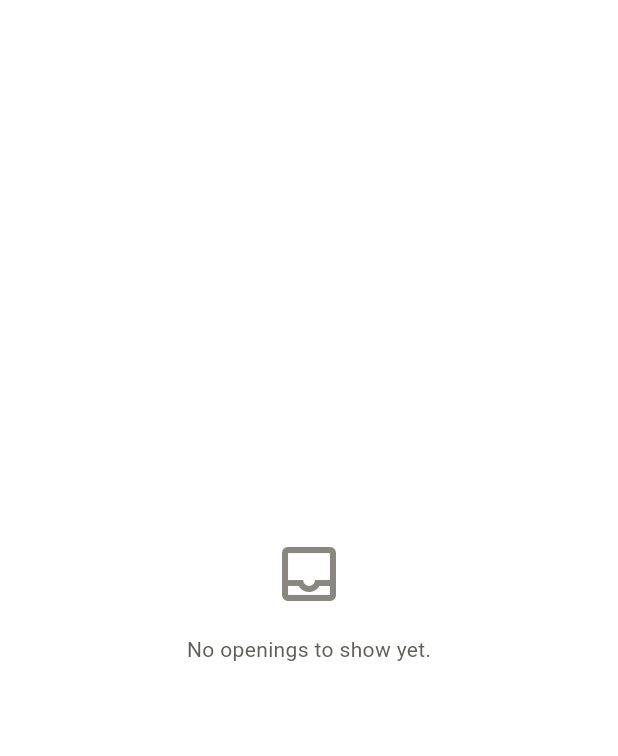
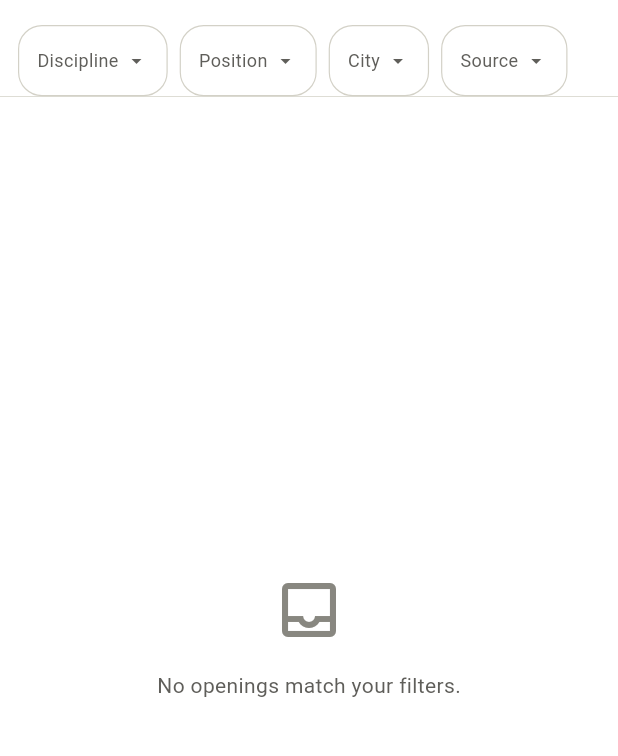
Before and after one commit to pravin-krishna-10/faculty-hub, a Flutter app: the screen it shows once a user with an empty profile is signed in, on a phone screen of 412 x 824 dp, the part 59-815 px from its top. Run offline on Flutter 3.47's test engine with Material 3 defaults, Android fonts, the phone set to English and light mode, and no system bars; our stand-ins replace cloud_firestore, firebase_auth, firebase_core; accounts and stored records are empty; generated files the repository leaves out were written again.

Commit message:
Add filter chips for discipline, position type, city, source

```diff
--- /dev/null
+++ b/lib/models/posting_filters.dart
@@ -0,0 +1,44 @@
+/// Holds the currently active filters for the home feed.
+/// All fields are nullable — null means "no filter applied for this field".
+class PostingFilters {
+  final String? discipline;
+  final String? positionType;
+  final String? city;
+  final String? source;
+
+  const PostingFilters({
+    this.discipline,
+    this.positionType,
+    this.city,
+    this.source,
+  });
+
+  /// Returns true if any filter is active.
+  bool get isAnyActive =>
+      discipline != null ||
+      positionType != null ||
+      city != null ||
+      source != null;
+
+  /// Returns a copy with one or more fields changed.
+  /// Pass `clearX: true` to explicitly clear a field.
+  PostingFilters copyWith({
+    String? discipline,
+    String? positionType,
+    String? city,
+    String? source,
+    bool clearDiscipline = false,
+    bool clearPositionType = false,
+    bool clearCity = false,
+    bool clearSource = false,
+  }) {
+    return PostingFilters(
+      discipline: clearDiscipline ? null : (discipline ?? this.discipline),
+      positionType: clearPositionType
+          ? null
+          : (positionType ?? this.positionType),
+      city: clearCity ? null : (city ?? this.city),
+      source: clearSource ? null : (source ?? this.source),
+    );
+  }
+}
--- a/lib/screens/home_screen.dart
+++ b/lib/screens/home_screen.dart
@@ -6,10 +6,18 @@ import '../utils/theme.dart';
 import '../widgets/posting_card.dart';
 import 'login_screen.dart';
 import 'posting_detail_screen.dart';
+import '../models/posting_filters.dart';
+import '../widgets/filter_bar.dart';
 
-class HomeScreen extends StatelessWidget {
+class HomeScreen extends StatefulWidget {
   const HomeScreen({super.key});
 
+  @override
+  State<HomeScreen> createState() => _HomeScreenState();
+}
+
+class _HomeScreenState extends State<HomeScreen> {
+  PostingFilters _filters = const PostingFilters();
   @override
   Widget build(BuildContext context) {
     final authService = AuthService();
@@ -43,8 +51,17 @@ class HomeScreen extends StatelessWidget {
           ),
         ],
       ),
-      body: StreamBuilder<List<Posting>>(
-        stream: postingsService.watchActivePostings(),
+      body: Column(
+        children: [
+          FilterBar(
+            filters: _filters,
+            onFiltersChanged: (newFilters) {
+              setState(() => _filters = newFilters);
+            },
+          ),
+          Expanded(
+            child: StreamBuilder<List<Posting>>(
+              stream: postingsService.watchActivePostings(filters: _filters),
               builder: (context, snapshot) {
                 // Loading state
                 if (snapshot.connectionState == ConnectionState.waiting) {
@@ -96,7 +113,7 @@ class HomeScreen extends StatelessWidget {
                           ),
                           SizedBox(height: 16),
                           Text(
-                      'No openings to show yet.',
+                            'No openings match your filters.',
                             style: TextStyle(
                               fontSize: 14,
                               color: AppColors.textSecondary,
@@ -108,7 +125,7 @@ class HomeScreen extends StatelessWidget {
                   );
                 }
 
-          // Loaded state — show the list of cards
+                // Loaded state
                 return ListView.builder(
                   itemCount: postings.length,
                   itemBuilder: (context, index) {
@@ -127,6 +144,9 @@ class HomeScreen extends StatelessWidget {
                 );
               },
             ),
+          ),
+        ],
+      ),
     );
   }
 }
--- a/lib/services/postings_service.dart
+++ b/lib/services/postings_service.dart
@@ -1,5 +1,9 @@
 import 'package:cloud_firestore/cloud_firestore.dart';
 import '../models/posting.dart';
+import '../models/posting_filters.dart';
+
+/// Holds the currently active filters for the home feed.
+/// All fields are nullable — null means "no filter applied for this field".
 
 /// Wraps Firestore reads for the postings collection.
 ///
@@ -16,16 +20,27 @@ class PostingsService {
   /// Returns a Stream so the UI can listen for real-time updates — when a
   /// new posting is added to Firestore, the stream emits a new list and
   /// the UI rebuilds automatically.
-  Stream<List<Posting>> watchActivePostings() {
-    return _postings
-        .where('status', isEqualTo: 'active')
-        .orderBy('created_at', descending: true)
-        .snapshots()
-        .map((snapshot) {
-          return snapshot.docs
-              .map((doc) => Posting.fromFirestore(doc))
-              .toList();
-        });
+  Stream<List<Posting>> watchActivePostings({PostingFilters? filters}) {
+    Query query = _postings.where('status', isEqualTo: 'active');
+
+    if (filters?.discipline != null) {
+      query = query.where('discipline', isEqualTo: filters!.discipline);
+    }
+    if (filters?.positionType != null) {
+      query = query.where('position_type', isEqualTo: filters!.positionType);
+    }
+    if (filters?.city != null) {
+      query = query.where('city', isEqualTo: filters!.city);
+    }
+    if (filters?.source != null) {
+      query = query.where('source', isEqualTo: filters!.source);
+    }
+
+    query = query.orderBy('created_at', descending: true);
+
+    return query.snapshots().map((snapshot) {
+      return snapshot.docs.map((doc) => Posting.fromFirestore(doc)).toList();
+    });
   }
 
   /// Fetch a single posting by its document ID. Returns null if not found.
--- /dev/null
+++ b/lib/widgets/filter_bar.dart
@@ -0,0 +1,292 @@
+import 'package:flutter/material.dart';
+import '../models/posting_filters.dart';
+import '../utils/disciplines.dart';
+import '../utils/posting_constants.dart';
+import '../utils/theme.dart';
+
+class FilterBar extends StatelessWidget {
+  final PostingFilters filters;
+  final ValueChanged<PostingFilters> onFiltersChanged;
+
+  const FilterBar({
+    super.key,
+    required this.filters,
+    required this.onFiltersChanged,
+  });
+
+  @override
+  Widget build(BuildContext context) {
+    return Container(
+      height: 48,
+      padding: const EdgeInsets.symmetric(horizontal: 12),
+      decoration: const BoxDecoration(
+        border: Border(bottom: BorderSide(color: AppColors.border, width: 0.5)),
+      ),
+      child: ListView(
+        scrollDirection: Axis.horizontal,
+        children: [
+          _buildChip(
+            label: filters.discipline ?? 'Discipline',
+            isActive: filters.discipline != null,
+            onTap: () => _openDisciplinePicker(context),
+            onClear: () =>
+                onFiltersChanged(filters.copyWith(clearDiscipline: true)),
+          ),
+          _buildChip(
+            label: filters.positionType != null
+                ? PositionType.displayLabel(filters.positionType!)
+                : 'Position',
+            isActive: filters.positionType != null,
+            onTap: () => _openPositionTypePicker(context),
+            onClear: () =>
+                onFiltersChanged(filters.copyWith(clearPositionType: true)),
+          ),
+          _buildChip(
+            label: filters.city ?? 'City',
+            isActive: filters.city != null,
+            onTap: () => _openCityPicker(context),
+            onClear: () => onFiltersChanged(filters.copyWith(clearCity: true)),
+          ),
+          _buildChip(
+            label: filters.source != null
+                ? (filters.source == 'official' ? 'Official' : 'Heard')
+                : 'Source',
+            isActive: filters.source != null,
+            onTap: () => _openSourcePicker(context),
+            onClear: () =>
+                onFiltersChanged(filters.copyWith(clearSource: true)),
+          ),
+        ],
+      ),
+    );
+  }
+
+  Widget _buildChip({
+    required String label,
+    required bool isActive,
+    required VoidCallback onTap,
+    VoidCallback? onClear,
+  }) {
+    return Padding(
+      padding: const EdgeInsets.only(right: 8),
+      child: InkWell(
+        onTap: onTap,
+        borderRadius: BorderRadius.circular(16),
+        child: Container(
+          padding: const EdgeInsets.symmetric(horizontal: 12, vertical: 6),
+          decoration: BoxDecoration(
+            color: isActive ? AppColors.primaryLight : Colors.transparent,
+            border: Border.all(
+              color: isActive ? AppColors.primary : AppColors.border,
+              width: 0.8,
+            ),
+            borderRadius: BorderRadius.circular(16),
+          ),
+          child: Row(
+            mainAxisSize: MainAxisSize.min,
+            children: [
+              Text(
+                label,
+                style: TextStyle(
+                  fontSize: 12,
+                  fontWeight: isActive ? FontWeight.w500 : FontWeight.normal,
+                  color: isActive ? AppColors.primary : AppColors.textSecondary,
+                ),
+              ),
+              if (isActive && onClear != null) ...[
+                const SizedBox(width: 6),
+                GestureDetector(
+                  onTap: onClear,
+                  child: Icon(Icons.close, size: 14, color: AppColors.primary),
+                ),
+              ] else ...[
+                const SizedBox(width: 4),
+                Icon(
+                  Icons.arrow_drop_down,
+                  size: 16,
+                  color: AppColors.textSecondary,
+                ),
+              ],
+            ],
+          ),
+        ),
+      ),
+    );
+  }
+
+  void _openDisciplinePicker(BuildContext context) {
+    _showPicker(
+      context: context,
+      title: 'Select discipline',
+      options: Disciplines.all,
+      currentValue: filters.discipline,
+      onSelect: (value) {
+        onFiltersChanged(filters.copyWith(discipline: value));
+      },
+    );
+  }
+
+  void _openPositionTypePicker(BuildContext context) {
+    // Build a list of display labels, keep the key->label map for lookup
+    final entries = PositionType.values.entries.toList();
+    _showPicker(
+      context: context,
+      title: 'Select position type',
+      options: entries.map((e) => e.value).toList(),
+      currentValue: filters.positionType != null
+          ? PositionType.displayLabel(filters.positionType!)
+          : null,
+      onSelect: (selectedLabel) {
+        // Map back from label to key
+        final key = entries.firstWhere((e) => e.value == selectedLabel).key;
+        onFiltersChanged(filters.copyWith(positionType: key));
+      },
+    );
+  }
+
+  void _openCityPicker(BuildContext context) {
+    // For v0, hardcode common Indian cities. Later, derive from postings or institutes.
+    const cities = [
+      'Delhi',
+      'Mumbai',
+      'Bangalore',
+      'Hyderabad',
+      'Chennai',
+      'Kolkata',
+      'Pune',
+      'Ahmedabad',
+      'Greater Noida',
+      'Gurgaon',
+      'Kanpur',
+      'Roorkee',
+      'Guwahati',
+      'Bhubaneswar',
+      'Jaipur',
+      'Indore',
+      'Chandigarh',
+    ];
+    _showPicker(
+      context: context,
+      title: 'Select city',
+      options: cities,
+      currentValue: filters.city,
+      onSelect: (value) {
+        onFiltersChanged(filters.copyWith(city: value));
+      },
+    );
+  }
+
+  void _openSourcePicker(BuildContext context) {
+    _showPicker(
+      context: context,
+      title: 'Select source',
+      options: const ['Official', 'Heard'],
+      currentValue: filters.source != null
+          ? (filters.source == 'official' ? 'Official' : 'Heard')
+          : null,
+      onSelect: (selectedLabel) {
+        final key = selectedLabel == 'Official' ? 'official' : 'heard';
+        onFiltersChanged(filters.copyWith(source: key));
+      },
+    );
+  }
+
+  void _showPicker({
+    required BuildContext context,
+    required String title,
+    required List<String> options,
+    required String? currentValue,
+    required ValueChanged<String> onSelect,
+  }) {
+    showModalBottomSheet(
+      context: context,
+      backgroundColor: AppColors.background,
+      shape: const RoundedRectangleBorder(
+        borderRadius: BorderRadius.vertical(top: Radius.circular(12)),
+      ),
+      builder: (sheetContext) {
+        return SafeArea(
+          child: Column(
+            mainAxisSize: MainAxisSize.min,
+            children: [
+              const SizedBox(height: 12),
+              Container(
+                width: 40,
+                height: 4,
+                decoration: BoxDecoration(
+                  color: AppColors.border,
+                  borderRadius: BorderRadius.circular(2),
+                ),
+              ),
+              const SizedBox(height: 16),
+              Padding(
+                padding: const EdgeInsets.symmetric(horizontal: 16),
+                child: Row(
+                  children: [
+                    Text(
+                      title,
+                      style: const TextStyle(
+                        fontSize: 14,
+                        fontWeight: FontWeight.w600,
+                        color: AppColors.textPrimary,
+                      ),
+                    ),
+                  ],
+                ),
+              ),
+              const SizedBox(height: 8),
+              const Divider(height: 1, color: AppColors.border),
+              Flexible(
+                child: ListView.builder(
+                  shrinkWrap: true,
+                  itemCount: options.length,
+                  itemBuilder: (_, index) {
+                    final opt = options[index];
+                    final isSelected = opt == currentValue;
+                    return InkWell(
+                      onTap: () {
+                        Navigator.of(sheetContext).pop();
+                        onSelect(opt);
+                      },
+                      child: Container(
+                        padding: const EdgeInsets.symmetric(
+                          horizontal: 16,
+                          vertical: 12,
+                        ),
+                        child: Row(
+                          children: [
+                            Expanded(
+                              child: Text(
+                                opt,
+                                style: TextStyle(
+                                  fontSize: 13,
+                                  color: isSelected
+                                      ? AppColors.primary
+                                      : AppColors.textPrimary,
+                                  fontWeight: isSelected
+                                      ? FontWeight.w500
+                                      : FontWeight.normal,
+                                ),
+                              ),
+                            ),
+                            if (isSelected)
+                              const Icon(
+                                Icons.check,
+                                size: 16,
+                                color: AppColors.primary,
+                              ),
+                          ],
+                        ),
+                      ),
+                    );
+                  },
+                ),
+              ),
+              const SizedBox(height: 8),
+            ],
+          ),
+        );
+      },
+    );
+  }
+}
```
Lines whose indentation alone changed are shown as unchanged.
